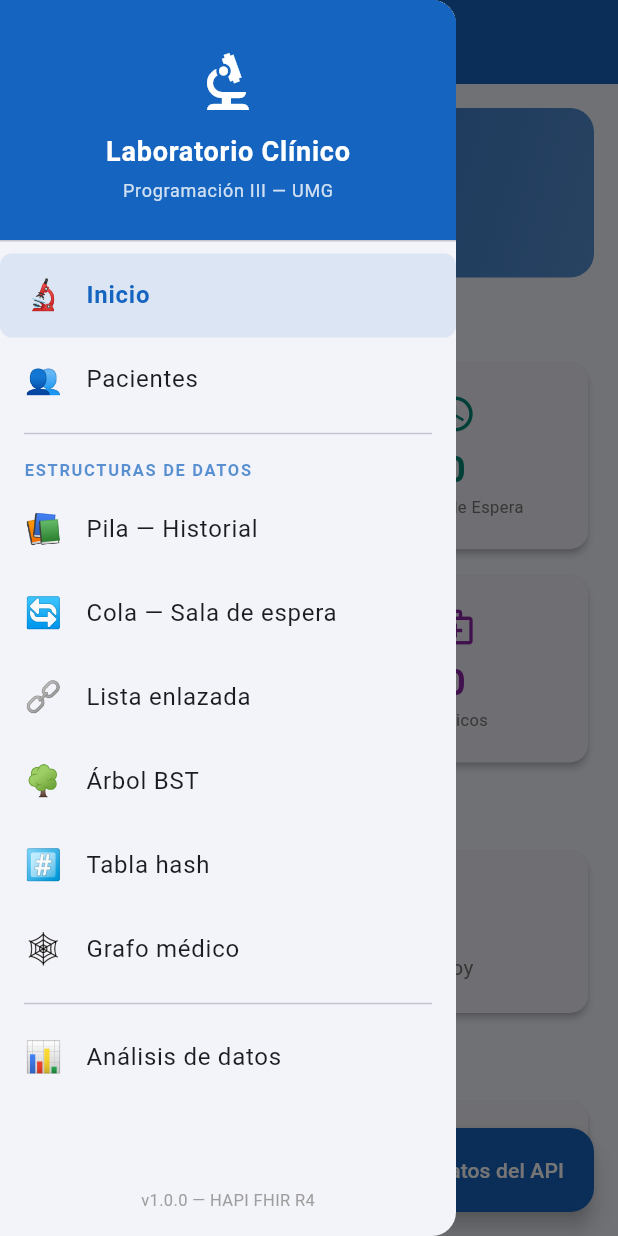
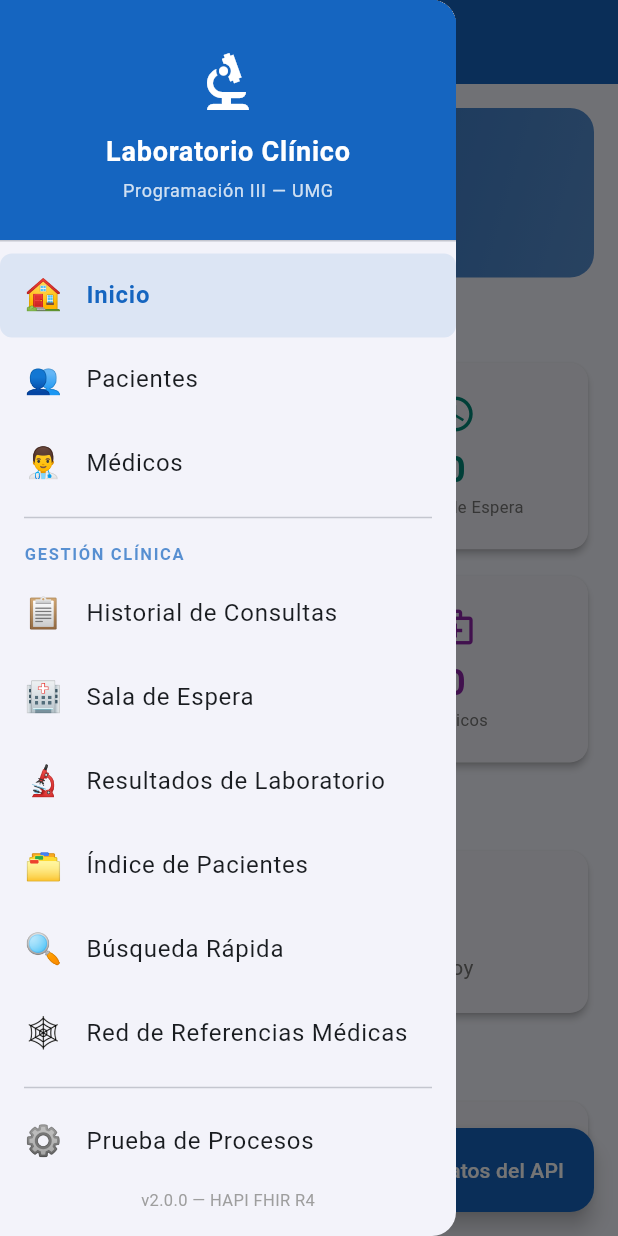
Before and after one commit to Edybler/Laboratorio_clinico, a Flutter app: the screen it shows after launch, with the side drawer open, on a phone screen of 412 x 824 dp. Run offline on Flutter 3.47's test engine with Material 3 defaults, Android fonts, the phone set to English and light mode, and no system bars; our stand-ins replace fl_chart.

Commit message:
nav drawer

```diff
--- a/lib/widgets/nav_drawer.dart
+++ b/lib/widgets/nav_drawer.dart
@@ -51,7 +51,7 @@ class NavDrawer extends StatelessWidget {
               padding: EdgeInsets.zero,
               children: [
                 _DrawerItem(
-                  icon: '🔬',
+                  icon: '🏠',
                   label: 'Inicio',
                   route: '/',
                   currentRoute: currentRoute,
@@ -62,12 +62,18 @@ class NavDrawer extends StatelessWidget {
                   route: '/pacientes',
                   currentRoute: currentRoute,
                 ),
+                _DrawerItem(
+                  icon: '👨‍⚕️',
+                  label: 'Médicos',
+                  route: '/medicos',
+                  currentRoute: currentRoute,
+                ),
                 const Divider(indent: 16, endIndent: 16),
                 Padding(
                   padding:
                       const EdgeInsets.only(left: 16, top: 8, bottom: 4),
                   child: Text(
-                    'ESTRUCTURAS DE DATOS',
+                    'GESTIÓN CLÍNICA',
                     style: TextStyle(
                       fontSize: 11,
                       fontWeight: FontWeight.w600,
@@ -80,45 +86,51 @@ class NavDrawer extends StatelessWidget {
                   ),
                 ),
                 _DrawerItem(
-                  icon: '📚',
-                  label: 'Pila — Historial',
+                  icon: '📋',
+                  label: 'Historial de Consultas',
                   route: '/pila',
                   currentRoute: currentRoute,
                 ),
                 _DrawerItem(
-                  icon: '🔄',
-                  label: 'Cola — Sala de espera',
+                  icon: '🏥',
+                  label: 'Sala de Espera',
                   route: '/cola',
                   currentRoute: currentRoute,
                 ),
                 _DrawerItem(
-                  icon: '🔗',
-                  label: 'Lista enlazada',
+                  icon: '🔬',
+                  label: 'Resultados de Laboratorio',
                   route: '/lista',
                   currentRoute: currentRoute,
                 ),
                 _DrawerItem(
-                  icon: '🌳',
-                  label: 'Árbol BST',
+                  icon: '🗂️',
+                  label: 'Índice de Pacientes',
                   route: '/arbol',
                   currentRoute: currentRoute,
                 ),
                 _DrawerItem(
-                  icon: '#️⃣',
-                  label: 'Tabla hash',
+                  icon: '🔍',
+                  label: 'Búsqueda Rápida',
                   route: '/hash',
                   currentRoute: currentRoute,
                 ),
                 _DrawerItem(
                   icon: '🕸️',
-                  label: 'Grafo médico',
+                  label: 'Red de Referencias Médicas',
                   route: '/grafo',
                   currentRoute: currentRoute,
                 ),
                 const Divider(indent: 16, endIndent: 16),
                 _DrawerItem(
+                  icon: '⚙️',
+                  label: 'Prueba de Procesos',
+                  route: '/simulacion',
+                  currentRoute: currentRoute,
+                ),
+                _DrawerItem(
                   icon: '📊',
-                  label: 'Análisis de datos',
+                  label: 'Estadísticas y Análisis',
                   route: '/analisis',
                   currentRoute: currentRoute,
                 ),
@@ -128,7 +140,7 @@ class NavDrawer extends StatelessWidget {
           const Padding(
             padding: EdgeInsets.all(16),
             child: Text(
-              'v1.0.0 — HAPI FHIR R4',
+              'v2.0.0 — HAPI FHIR R4',
               style: TextStyle(fontSize: 11, color: Colors.grey),
             ),
           ),
```
